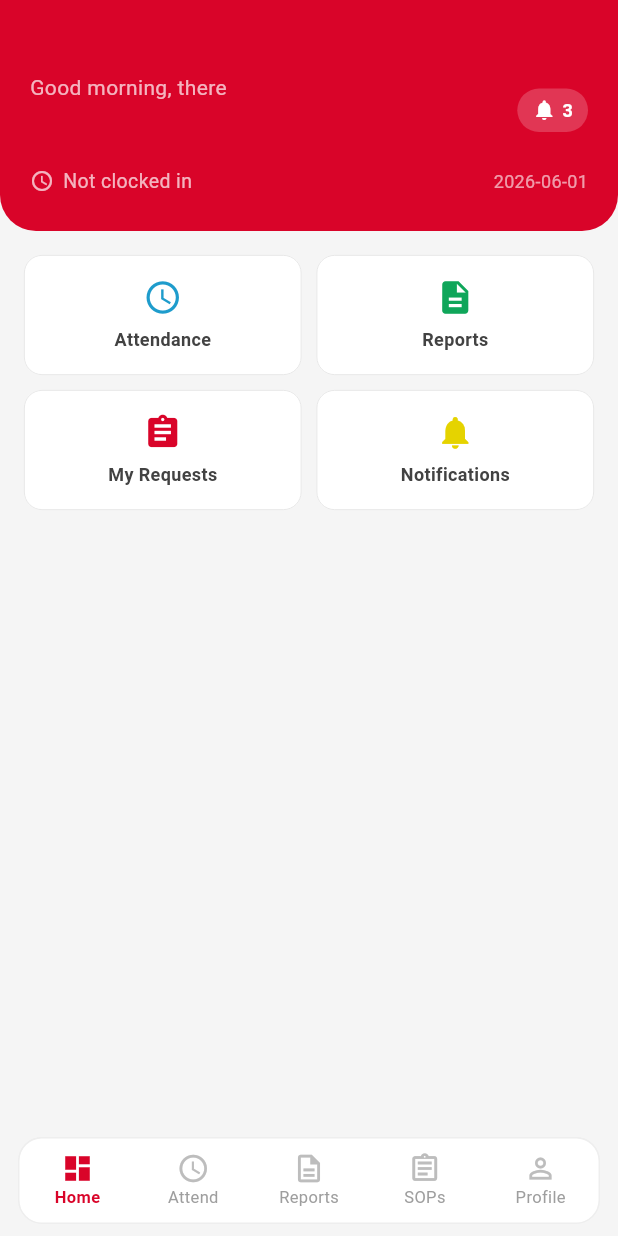
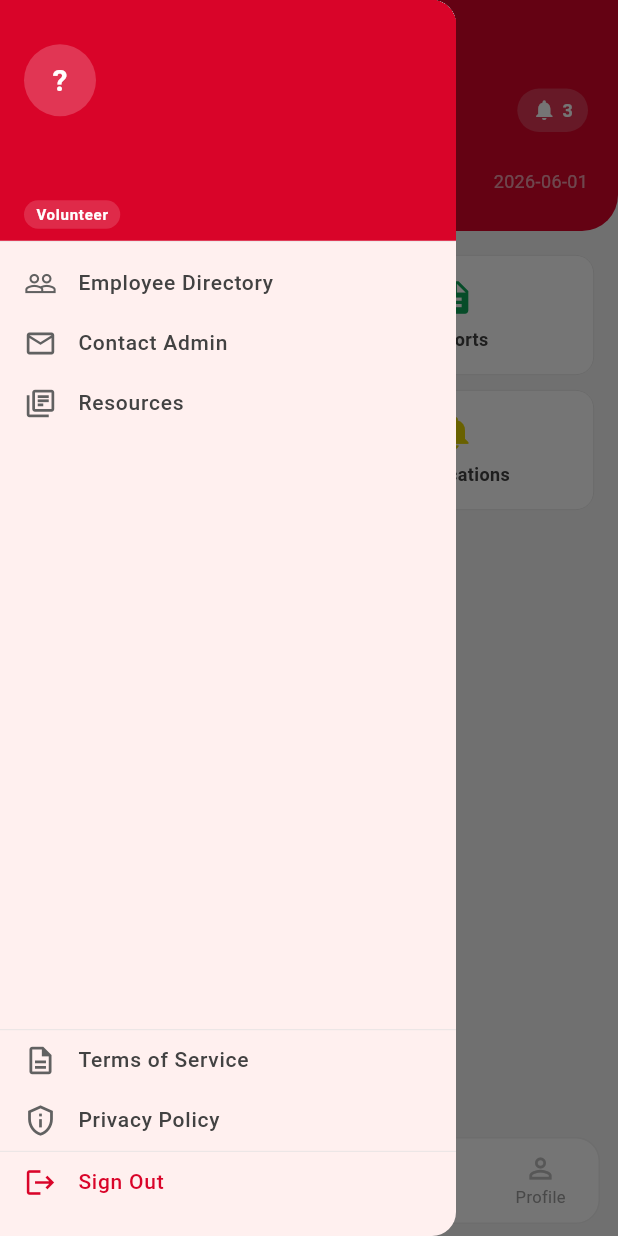
Before and after one commit to GeraldKenosi/salso_workforce, a Flutter app: the AppShell screen opened directly, with the side drawer open (before the commit the screen has no drawer), on a phone screen of 412 x 824 dp. Run offline on Flutter 3.47's test engine with Material 3 defaults, Android fonts, the phone set to English and light mode, and no system bars; our stand-ins replace cloud_firestore, connectivity_plus, file_picker, firebase_auth, firebase_core, firebase_storage and 8 more; accounts and stored records are empty; project files that could hold a hidden picture were left out.

Commit message:
Add hamburger drawer, employee profile detail page, contact admin, terms, privacy

```diff
--- a/lib/screens/hr/hr_employee_directory_page.dart
+++ b/lib/screens/hr/hr_employee_directory_page.dart
@@ -7,6 +7,7 @@ import '../../state/session_provider.dart';
 import '../../utils/display_labels.dart';
 import '../../widgets/salso_card.dart';
 import '../../app/theme.dart';
+import 'employee_profile_page.dart';
 
 class HrEmployeeDirectoryPage extends StatefulWidget {
   const HrEmployeeDirectoryPage({super.key});
@@ -166,9 +167,11 @@ class _HrEmployeeDirectoryPageState extends State<HrEmployeeDirectoryPage> {
                     final phone = (data['phoneNumber'] ?? '').toString();
                     final idNumber = (data['idNumber'] ?? '').toString();
 
+                    final docId = docs[i].id;
                     return Padding(
                       padding: const EdgeInsets.only(bottom: 8),
                       child: SalsoCard(
+                        onTap: () => Navigator.push(context, MaterialPageRoute(builder: (_) => EmployeeProfilePage(userId: docId))),
                         child: Padding(
                           padding: const EdgeInsets.all(12),
                           child: Column(
--- a/lib/screens/shell/app_shell.dart
+++ b/lib/screens/shell/app_shell.dart
@@ -1,11 +1,18 @@
 import 'package:flutter/material.dart';
 import 'package:provider/provider.dart';
 import '../../state/session_provider.dart';
+import '../../utils/display_labels.dart';
+import '../../app/theme.dart';
 import '../tabs/tab_home.dart';
 import '../tabs/tab_attendance.dart';
 import '../tabs/tab_reports.dart';
 import '../tabs/tab_sops.dart';
 import '../tabs/tab_profile.dart';
+import '../hr/hr_employee_directory_page.dart';
+import '../hr/contact_admin_page.dart';
+import '../hr/terms_page.dart';
+import '../hr/privacy_page.dart';
+import '../resources/resources_screen.dart';
 
 class AppShell extends StatefulWidget {
   const AppShell({super.key});
@@ -67,7 +74,56 @@ class _AppShellState extends State<AppShell> {
     final session = context.watch<SessionProvider>();
     final role = session.profile?.roleTemplateId.trim() ?? '';
 
+    final name = session.profile?.fullName ?? 'User';
+    final email = session.profile?.email ?? '';
+    final roleLabel = DisplayLabels.roleLabel(session.profile?.roleTemplateId ?? '');
+
     return Scaffold(
+      drawer: Drawer(
+        child: Column(
+          children: [
+            DrawerHeader(
+              decoration: const BoxDecoration(color: SalsoTheme.primary),
+              child: SizedBox(
+                width: double.infinity,
+                child: Column(
+                  crossAxisAlignment: CrossAxisAlignment.start,
+                  mainAxisAlignment: MainAxisAlignment.end,
+                  children: [
+                    CircleAvatar(
+                      radius: 24,
+                      backgroundColor: Colors.white.withValues(alpha: 0.2),
+                      child: Text(name.isNotEmpty ? name[0].toUpperCase() : '?', style: const TextStyle(color: Colors.white, fontSize: 20, fontWeight: FontWeight.bold)),
+                    ),
+                    const SizedBox(height: 10),
+                    Text(name, style: const TextStyle(color: Colors.white, fontWeight: FontWeight.bold, fontSize: 16)),
+                    Text(email, style: TextStyle(color: Colors.white.withValues(alpha: 0.7), fontSize: 12)),
+                    const SizedBox(height: 4),
+                    Container(
+                      padding: const EdgeInsets.symmetric(horizontal: 8, vertical: 2),
+                      decoration: BoxDecoration(color: Colors.white.withValues(alpha: 0.15), borderRadius: BorderRadius.circular(10)),
+                      child: Text(roleLabel, style: const TextStyle(color: Colors.white, fontSize: 10, fontWeight: FontWeight.w600)),
+                    ),
+                  ],
+                ),
+              ),
+            ),
+            _drawerItem(Icons.people_outline, 'Employee Directory', () { Navigator.pop(context); Navigator.push(context, MaterialPageRoute(builder: (_) => const HrEmployeeDirectoryPage())); }),
+            _drawerItem(Icons.mail_outline, 'Contact Admin', () { Navigator.pop(context); Navigator.push(context, MaterialPageRoute(builder: (_) => const ContactAdminPage())); }),
+            _drawerItem(Icons.library_books_outlined, 'Resources', () { Navigator.pop(context); Navigator.push(context, MaterialPageRoute(builder: (_) => const ResourcesScreen())); }),
+            const Spacer(),
+            const Divider(height: 1),
+            _drawerItem(Icons.description_outlined, 'Terms of Service', () { Navigator.pop(context); Navigator.push(context, MaterialPageRoute(builder: (_) => const TermsPage())); }),
+            _drawerItem(Icons.privacy_tip_outlined, 'Privacy Policy', () { Navigator.pop(context); Navigator.push(context, MaterialPageRoute(builder: (_) => const PrivacyPage())); }),
+            const Divider(height: 1),
+            _drawerItem(Icons.logout, 'Sign Out', () {
+              Navigator.pop(context);
+              session.signOut();
+            }, color: SalsoTheme.primary),
+            const SizedBox(height: 16),
+          ],
+        ),
+      ),
       body: IndexedStack(
         index: _index,
         children: _pages,
@@ -108,4 +164,14 @@ class _AppShellState extends State<AppShell> {
       ),
     );
   }
+
+  Widget _drawerItem(IconData icon, String label, VoidCallback onTap, {Color? color}) {
+    return ListTile(
+      leading: Icon(icon, color: color ?? Colors.grey[700], size: 22),
+      title: Text(label, style: TextStyle(fontSize: 14, fontWeight: FontWeight.w500, color: color ?? Colors.grey[800])),
+      onTap: onTap,
+      dense: true,
+      visualDensity: VisualDensity.compact,
+    );
+  }
 }
--- a/lib/screens/tabs/tab_profile.dart
+++ b/lib/screens/tabs/tab_profile.dart
@@ -9,7 +9,6 @@ import '../profile/edit_profile_page.dart';
 import '../documents/documents_screen.dart';
 import '../notifications/notifications_screen.dart';
 import '../resources/resources_screen.dart';
-import '../hr/hr_employee_directory_page.dart';
 
 class TabProfile extends StatelessWidget {
   const TabProfile({super.key});
@@ -159,11 +158,6 @@ class TabProfile extends StatelessWidget {
           _linkCard(context, Icons.library_books_outlined, 'Resources', const Color(0xFF0FA65A), () => Navigator.push(context, MaterialPageRoute(builder: (_) => const ResourcesScreen()))),
           const SizedBox(height: 8),
 
-          if (roleCode == 'executiveDirector' || roleCode == 'manager' || roleCode == 'admin') ...[
-            _linkCard(context, Icons.people_outline, 'Employee Directory', const Color(0xFF7B2D8E), () => Navigator.push(context, MaterialPageRoute(builder: (_) => const HrEmployeeDirectoryPage()))),
-            const SizedBox(height: 8),
-          ],
-
           // Sign out
           Padding(
             padding: const EdgeInsets.symmetric(horizontal: 16, vertical: 8),
```
Also changed, not shown: lib/screens/hr/contact_admin_page.dart (added, +71 -0 lines), lib/screens/hr/employee_profile_page.dart (added, +169 -0 lines), lib/screens/hr/privacy_page.dart (added, +76 -0 lines), lib/screens/hr/terms_page.dart (added, +71 -0 lines).
